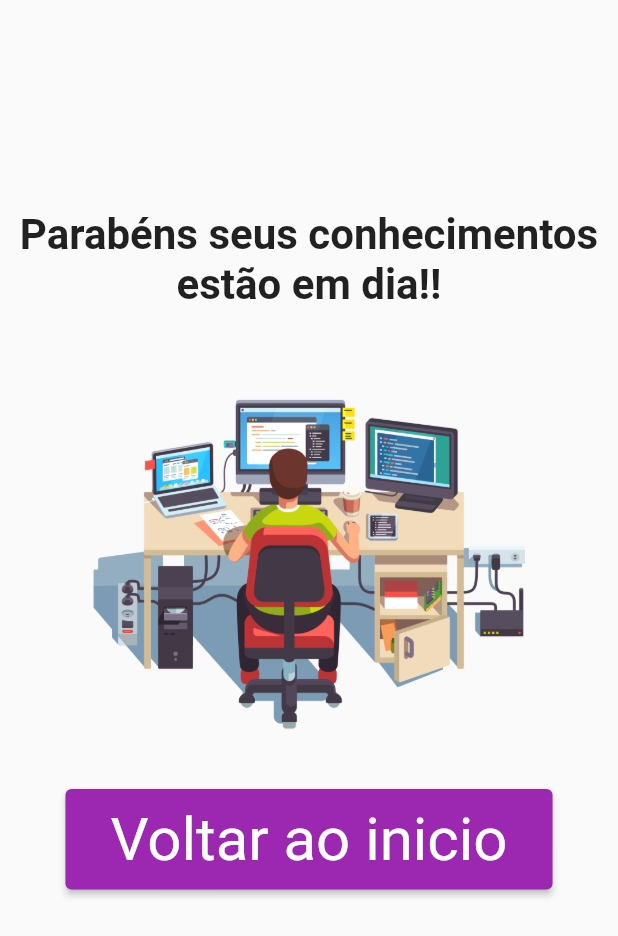
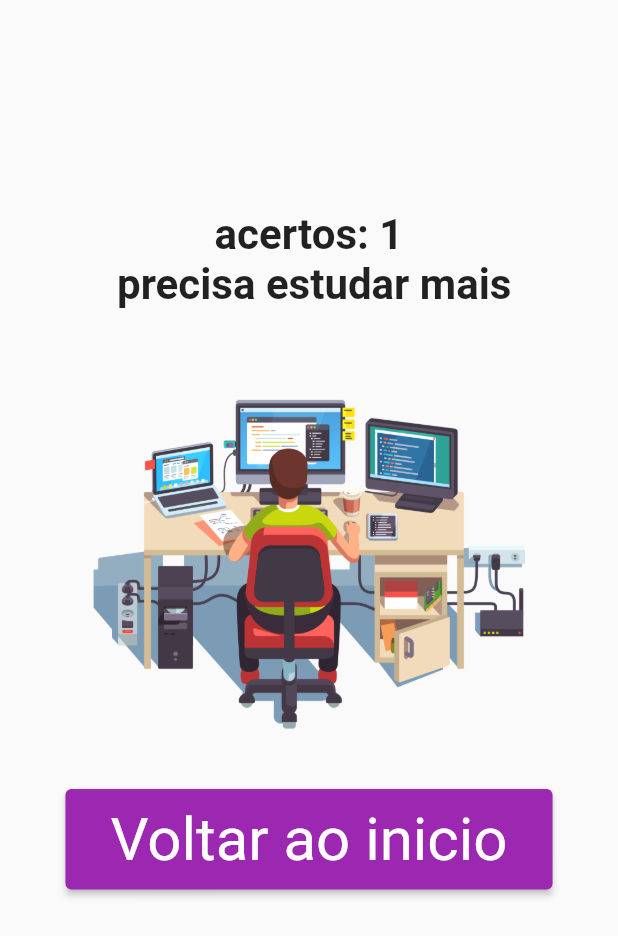
Before and after one commit to MagnoQueiroz/my_questions, a Flutter app: the Quiz screen opened directly, after a tap on "Hyper Text Markup Language", after a tap on "Uma Linguagem de programação", after a tap on "Plataforma para Hospedar código", on a phone screen of 412 x 824 dp. Shown: the top 936 px of the screen. Run offline on Flutter 3.47's test engine with Material 2 defaults, Android fonts, the phone set to English and light mode, and no system bars; Roboto replaces fonts that are missing (Helvetica).

Commit message:
punctuation added, and result basead in correct answers

```diff
--- a/lib/pages/Quiz.dart
+++ b/lib/pages/Quiz.dart
@@ -31,7 +31,7 @@ class _HomeQuestionsState extends State<Quiz> {
       "Title": "Questão 1",
       "Texto": "O que a sigla HTML quer dizer?",
       "Resposta": [
-        {"texto": "Hyper Text Markup Language", "pontuacao": 10},
+        {"texto": "Hyper Text Markup Language", "pontuacao": 1},
         {"texto": "Hyper Markdown Text Language", "pontuacao": 0},
         {"texto": "Hyper Texture Markup Language", "pontuacao": 0},
         {"texto": "Hyper Text Module language", "pontuacao": 0},
@@ -48,7 +48,7 @@ class _HomeQuestionsState extends State<Quiz> {
         },
         {
           "texto": "Um framework",
-          "pontuacao": 10,
+          "pontuacao": 1,
         },
         {
           "texto": "Uma biblioteca",
@@ -75,7 +75,7 @@ class _HomeQuestionsState extends State<Quiz> {
         },
         {
           "texto": "Um sistema de controle de versão",
-          "pontuacao": 10,
+          "pontuacao": 1,
         },
         {
           "texto": "Um SDK",
@@ -97,7 +97,7 @@ class _HomeQuestionsState extends State<Quiz> {
               selectQuestion: _selectQuestion,
               quandoAnswer: _answer,
             )
-          : Thanks(),
+          : Thanks(_pontuacaoTotal),
     );
   }
 }
--- a/lib/pages/homepage.dart
+++ b/lib/pages/homepage.dart
@@ -31,23 +31,19 @@ class Homepage extends StatelessWidget {
         Container(
           child: ElevatedButton(
               onPressed: () {
-                Navigator.push(
+                Navigator.pushReplacement(
                   context,
                   MaterialPageRoute(builder: (context) => Quiz()),
                 );
               },
               child: Text("iniciar"),
               style: ElevatedButton.styleFrom(
-                  primary: Colors.purple,
+                  backgroundColor: Colors.purple,
                   padding: EdgeInsets.fromLTRB(30, 10, 30, 10),
                   // ignore: prefer_const_constructors
                   textStyle: TextStyle(color: Colors.white, fontFamily: "Helvetica", fontSize: 40))),
         ),
-
-
       ]),
-
-
       bottomNavigationBar: Stack(
         children: [
           Container(
@@ -55,12 +51,14 @@ class Homepage extends StatelessWidget {
             width: double.infinity,
             color: Colors.purple,
             padding: EdgeInsets.fromLTRB(0, 10, 0, 0),
-
-            child:
-            Text("Direitos pertencentes a SYNK.SX",style: TextStyle(color: Colors.white, fontSize: 15), textAlign: TextAlign.center,),
+            child: Text(
+              "Direitos pertencentes a SYNK.SX",
+              style: TextStyle(color: Colors.white, fontSize: 15),
+              textAlign: TextAlign.center,
+            ),
           )
         ],
-      ) ,
+      ),
     );
   }
 }
--- a/lib/pages/thanks.dart
+++ b/lib/pages/thanks.dart
@@ -2,16 +2,31 @@ import 'package:flutter/material.dart';
 import 'package:my_questions/pages/homepage.dart';
 
 class Thanks extends StatelessWidget {
+  final int punctuation;
+
+  Thanks(this.punctuation);
+
+  String get textResult {
+    if (punctuation == 1 || punctuation < 2) {
+      return "acertos: $punctuation\n precisa estudar mais ";
+    } else if (punctuation < 3) {
+      return "acertos: $punctuation\n Seus conhecimentos estão bons ";
+    } else {
+      return "acertos: $punctuation\n Parabéns seus conhecimentos estão em dia!! ";
+    }
+  }
+
   @override
   Widget build(BuildContext context) {
     return Scaffold(
-      body: SingleChildScrollView(child: Column(
+      body: SingleChildScrollView(
+        child: Column(
           children: [
             Container(
               margin: const EdgeInsets.fromLTRB(0, 140, 0, 0),
-            child: const Center(
+              child: Center(
                 child: Text(
-                "Parabéns seus conhecimentos estão em dia!!",
+                  textResult,
                   style: TextStyle(
                     fontSize: 28,
                     fontWeight: FontWeight.w600,
@@ -29,22 +44,23 @@ class Thanks extends StatelessWidget {
               ),
             ),
             Container(
-            padding: EdgeInsets.fromLTRB(0,0,0,20),
+              padding: EdgeInsets.fromLTRB(0, 0, 0, 20),
               child: ElevatedButton(
                   child: Text("Voltar ao inicio"),
                   onPressed: () {
-                  Navigator.push(
+                    Navigator.pushReplacement(
                       context,
                       MaterialPageRoute(builder: (context) => Homepage()),
                     );
                   },
                   style: ElevatedButton.styleFrom(
-                    primary: Colors.purple,
+                      backgroundColor: Colors.purple,
                       padding: EdgeInsets.fromLTRB(30, 10, 30, 10),
                       // ignore: prefer_const_constructors
                       textStyle: TextStyle(color: Colors.white, fontFamily: "Helvetica", fontSize: 40))),
-          )
-        ],),
+            ),
+          ],
+        ),
       ),
     );
   }
```
Lines whose indentation alone changed are shown as unchanged.
